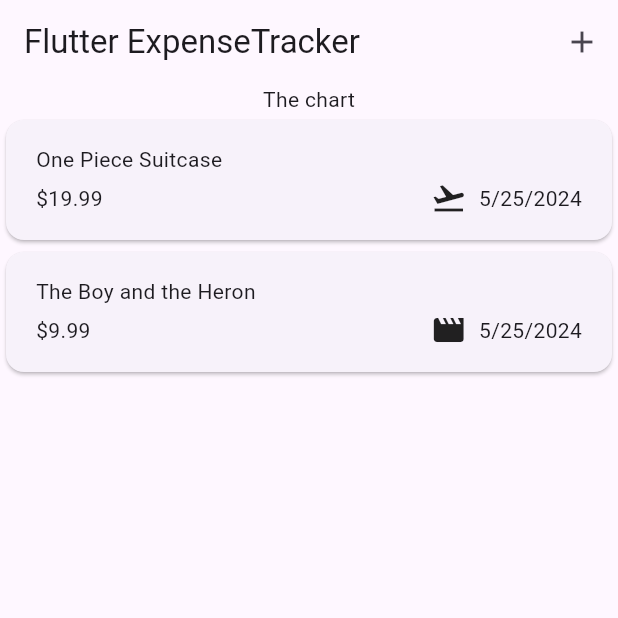
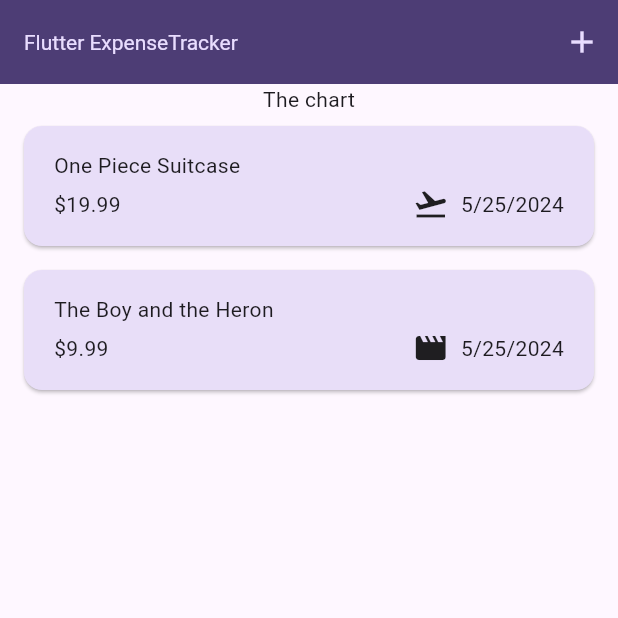
Before and after one commit to Pirate-Hunter-Zoro/Expense-Tracker, a Flutter app: the screen it shows after launch, on a phone screen of 412 x 824 dp, the top half of it. Run offline on Flutter 3.47's test engine with Material 3 defaults, Android fonts, the phone set to English and light mode, and no system bars.

Commit message:
implemented expense adding, removal, and theming

```diff
--- a/lib/expenses.dart
+++ b/lib/expenses.dart
@@ -1,3 +1,5 @@
+import 'dart:math';
+
 import 'package:flutter/material.dart';
 import 'package:tracker_app/new_expense.dart';
 import 'package:tracker_app/widgets/expenses_list/expenses_list.dart';
@@ -31,13 +33,60 @@ class _ExpensesState extends State<Expenses> {
   void _openAddExpenseOverlay() {
     // Since we're in a class that extends State<>, we already have a context field
     showModalBottomSheet(
+      isScrollControlled:
+          true, // Now the keyboard will not cover up input fields because this form now starts at the top of the screen
       context: context,
-      builder: (ctxt) => const NewExpense(),
+      builder: (ctxt) => NewExpense(
+        onAddExpense: _addExpense,
+      ),
+    );
+  }
+
+  void _addExpense(Expense expense) {
+    setState(() {
+      _registeredExpenses.add(expense);
+    });
+  }
+
+  void _removeExpense(Expense expense) {
+    final expenseIndex = _registeredExpenses.indexOf(expense);
+    setState(() {
+      _registeredExpenses.remove(expense);
+    });
+
+    // ScaffoldMessenger has an 'of' constructor
+    // This CLEARS all previously seen 'expense deleted' snackbars - which is desirable if you clear out more than 1 expense in less than 3 seconds
+    ScaffoldMessenger.of(context).clearSnackBars();
+
+    // Show the 'snackbar' for a newly deleted expense
+    ScaffoldMessenger.of(context).showSnackBar(
+      SnackBar(
+        duration: const Duration(seconds: 3),
+        content: const Text('Expense deleted.'),
+        // We have 3 seconds to undo that delete
+        action: SnackBarAction(
+          label: 'Undo',
+          onPressed: () => setState(() {
+            _registeredExpenses.insert(expenseIndex, expense);
+          }),
+        ),
+      ),
     );
   }
 
   @override
   Widget build(BuildContext context) {
+    Widget mainContent = const Center(
+      child: Text('No expenses found. Start adding some!'),
+    );
+
+    if (_registeredExpenses.isNotEmpty) {
+      mainContent = ExpensesList(
+        expenses: _registeredExpenses,
+        onRemoveExpense: _removeExpense,
+      );
+    }
+
     return Scaffold(
       appBar: AppBar(
         title: const Row(
@@ -54,14 +103,7 @@ class _ExpensesState extends State<Expenses> {
         ],
       ),
       body: Column(
-        children: [
-          const Text('The chart'),
-          Expanded(
-            child: ExpensesList(
-              expenses: _registeredExpenses,
-            ),
-          )
-        ],
+        children: [const Text('The chart'), Expanded(child: mainContent)],
       ),
     );
   }
--- a/lib/main.dart
+++ b/lib/main.dart
@@ -1,5 +1,15 @@
 import 'package:flutter/material.dart';
 import 'package:tracker_app/expenses.dart';
+
+// Generally start global variables with a naming scheme starting with 'k'
+var kColorScheme = ColorScheme.fromSeed(
+  seedColor: const Color.fromARGB(
+    255,
+    96,
+    59,
+    181,
+  ),
+);
 
 void main() {
   runApp(const MyApp());
@@ -12,8 +22,32 @@ class MyApp extends StatelessWidget {
   @override
   Widget build(BuildContext context) {
     return MaterialApp(
-      theme: ThemeData(
-        useMaterial3: true,
+      theme: ThemeData().copyWith(
+        colorScheme: kColorScheme,
+        appBarTheme: const AppBarTheme().copyWith(
+          // The top app bar has a background color
+          backgroundColor: kColorScheme.onPrimaryContainer,
+          // The top app bar has a foreground 'text' color
+          foregroundColor: kColorScheme.primaryContainer,
+        ),
+        cardTheme: const CardTheme().copyWith(
+          // Default parameters for ALL cards used ANYWHERE in this app
+          color: kColorScheme.secondaryContainer,
+          margin: const EdgeInsets.symmetric(horizontal: 16, vertical: 8),
+        ),
+        // No 'copyWith()' data method
+        elevatedButtonTheme: ElevatedButtonThemeData(
+          style: ElevatedButton.styleFrom(
+            backgroundColor: kColorScheme.primaryContainer,
+          ),
+        ),
+        textTheme: ThemeData().textTheme.copyWith(
+              titleLarge: TextStyle(
+                fontWeight: FontWeight.normal,
+                color: kColorScheme.onSecondaryContainer,
+                fontSize: 14,
+              ),
+            ),
       ),
       home: const Expenses(),
     );
--- a/lib/widgets/expenses_list/expenses_list.dart
+++ b/lib/widgets/expenses_list/expenses_list.dart
@@ -5,14 +5,24 @@ import 'package:tracker_app/widgets/expenses_list/expense_item.dart';
 class ExpensesList extends StatelessWidget {
   final List<Expense> expenses;
 
-  const ExpensesList({super.key, required this.expenses});
+  final void Function(Expense expense) onRemoveExpense;
+
+  const ExpensesList(
+      {super.key, required this.expenses, required this.onRemoveExpense});
 
   @override
   Widget build(BuildContext context) {
     // Creates a scollable list of widgets - significant performance boost over a row or column
     return ListView.builder(
       itemCount: expenses.length,
-      itemBuilder: (context, idx) => ExpenseItem(expense: expenses[idx]),
+      itemBuilder: (context, idx) => Dismissible(
+        // Swipe left to erase widget - but we ALSO need to remove the underlying data
+        key: ValueKey(expenses[idx]),
+        onDismissed: (direction) => onRemoveExpense(expenses[idx]),
+        child: ExpenseItem(
+          expense: expenses[idx],
+        ),
+      ),
     );
   }
 }
```
Also changed, not shown: lib/new_expense.dart (+47 -3 lines).
